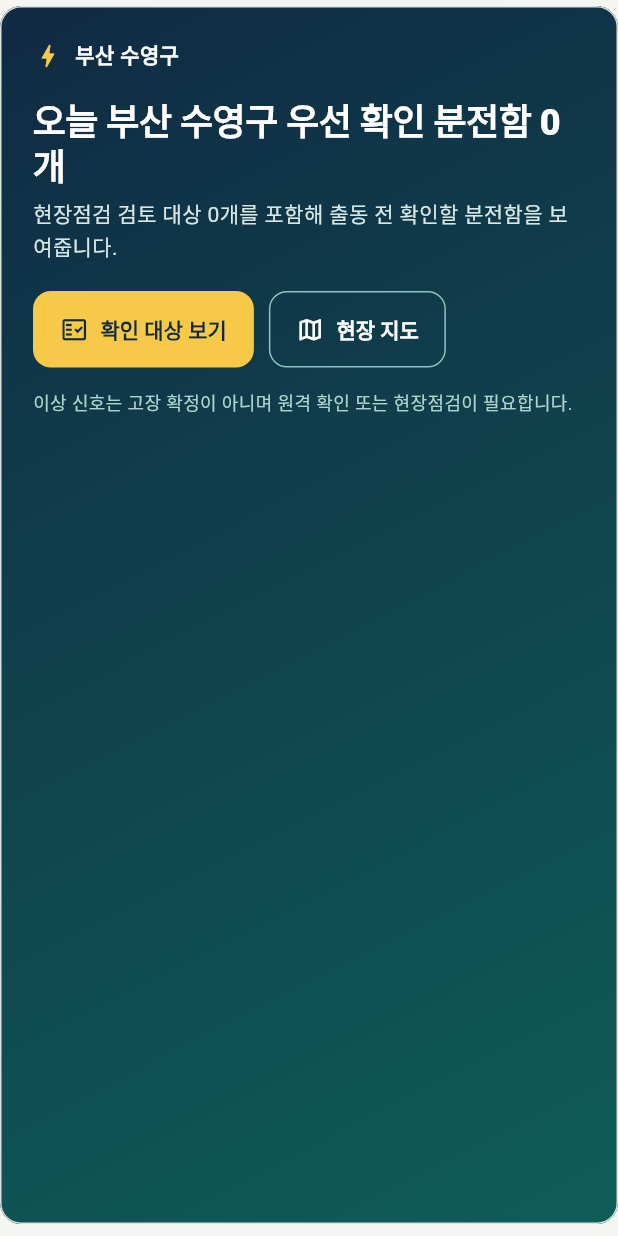
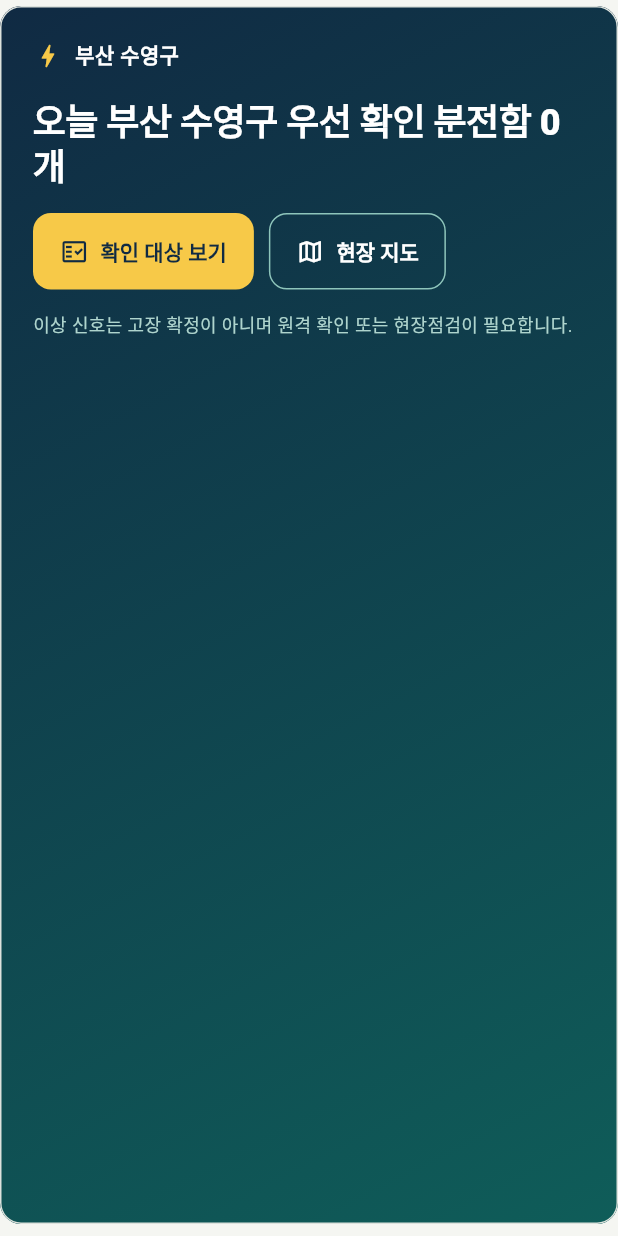
Before and after one commit to good5229/AMI_2026, a Flutter app: the _DashboardHero widget shown alone on an empty page, opened directly with empty values, on a phone screen of 412 x 824 dp. Run offline on Flutter 3.47's test engine with Material 3 defaults, Android fonts, the phone set to English and light mode, and no system bars; our stand-ins replace flutter_map, flutter_riverpod, go_router, latlong2; missing offline and left inert: dart:html; Roboto replaces fonts that are missing (Noto Sans KR).

Commit message:
refactor: remove redundant interface copy

```diff
--- a/lightguard_app/lib/features/dashboard/dashboard_screen.dart
+++ b/lightguard_app/lib/features/dashboard/dashboard_screen.dart
@@ -46,7 +46,6 @@ class DashboardScreen extends ConsumerWidget {
                 _DashboardHero(
                   region: region,
                   priorityCount: data.countByStatus(InspectionStatus.priorityInspection),
-                  recommendedCount: data.countByStatus(InspectionStatus.inspectionRecommended),
                   onInspect: () => context.go('/inspections'),
                   onMap: () => context.go('/map'),
                 ),
@@ -67,10 +66,9 @@ class DashboardScreen extends ConsumerWidget {
 }
 
 class _DashboardHero extends StatelessWidget {
-  const _DashboardHero({required this.region, required this.priorityCount, required this.recommendedCount, required this.onInspect, required this.onMap});
+  const _DashboardHero({required this.region, required this.priorityCount, required this.onInspect, required this.onMap});
   final RegionId region;
   final int priorityCount;
-  final int recommendedCount;
   final VoidCallback onInspect;
   final VoidCallback onMap;
 
@@ -94,8 +92,6 @@ class _DashboardHero extends StatelessWidget {
             ]),
             const SizedBox(height: 18),
             Text('오늘 ${region.label} 우선 확인 분전함 $priorityCount개', style: Theme.of(context).textTheme.headlineSmall?.copyWith(color: Colors.white, fontWeight: FontWeight.w900, height: 1.18)),
-            const SizedBox(height: 8),
-            Text('현장점검 검토 대상 $recommendedCount개를 포함해 출동 전 확인할 분전함을 보여줍니다.', style: const TextStyle(color: Color(0xFFD8E7E5), height: 1.5)),
             const SizedBox(height: 18),
             Wrap(spacing: 10, runSpacing: 10, children: [
               FilledButton.icon(onPressed: onInspect, style: FilledButton.styleFrom(backgroundColor: const Color(0xFFF7C948), foregroundColor: AppTheme.ink), icon: const Icon(Icons.fact_check_outlined, size: 19), label: const Text('확인 대상 보기')),
--- a/lightguard_app/lib/features/map/map_screen.dart
+++ b/lightguard_app/lib/features/map/map_screen.dart
@@ -484,11 +484,6 @@ class _CabinetMapInfoCard extends StatelessWidget {
               const Divider(height: 18),
               Text(cabinet.assetInfo.location,
                   maxLines: 2, overflow: TextOverflow.ellipsis),
-              const SizedBox(height: 4),
-              Text(
-                '${cabinet.assetInfo.latitude!.toStringAsFixed(6)}, ${cabinet.assetInfo.longitude!.toStringAsFixed(6)}',
-                style: Theme.of(context).textTheme.bodySmall,
-              ),
               const SizedBox(height: 10),
               Wrap(
                 spacing: 8,
```
Also changed, not shown: lightguard_app/lib/features/cabinet_detail/cabinet_detail_screen.dart (+4 -5 lines), 1 other file.
